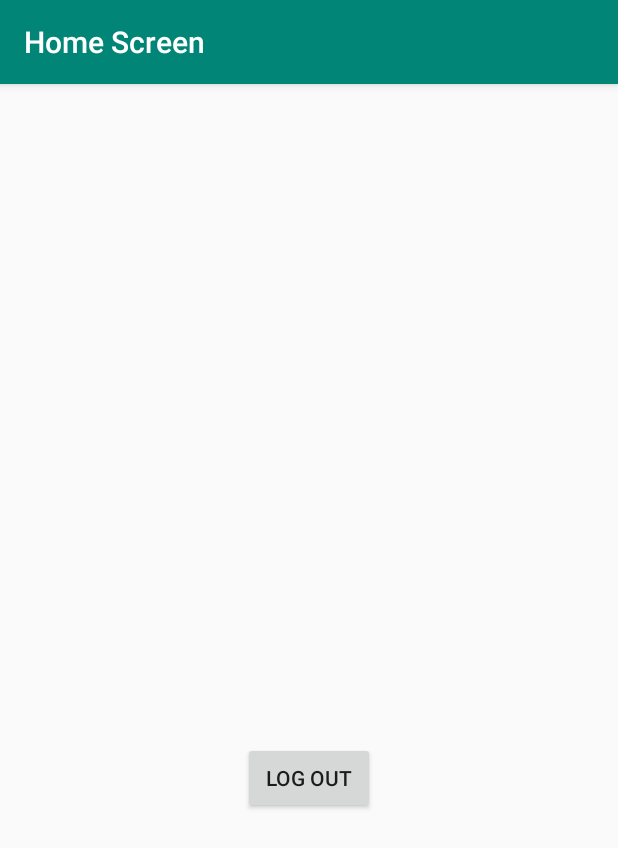
After one commit to magcurt8/ACInstagramClone, an Android app: the HomeActivity screen opened directly, with no data from a screen before it, on a phone screen of 412 x 824 dp. The commit adds this screen. Shown: the top 848 px of the screen. Run offline under Robolectric (Android 15) with nearby library versions, the phone set to English and light mode, and no system bars; libraries missing offline, so code that uses them is left out: com.parse; 1 statement that could not run was skipped.

Commit message:
modified some methods to follow course

```diff
--- /dev/null
+++ b/app/src/main/java/com/example/mcurtis/ac_instagramclone/HomeActivity.java
@@ -0,0 +1,34 @@
+package com.example.mcurtis.ac_instagramclone;
+
+import android.support.v7.app.AppCompatActivity;
+import android.os.Bundle;
+import android.view.View;
+import android.widget.Button;
+import android.widget.TextView;
+
+import com.parse.ParseUser;
+
+public class HomeActivity extends AppCompatActivity {
+    TextView homeText;
+    Button logOutButton;
+
+    @Override
+    protected void onCreate(Bundle savedInstanceState) {
+        super.onCreate(savedInstanceState);
+        setContentView(R.layout.activity_home);
+
+        setTitle("Home Screen");
+
+        homeText = findViewById(R.id.homeText);
+        homeText.setText("Welcome " + ParseUser.getCurrentUser().get("username"));
+
+        logOutButton = findViewById(R.id.logOutButton);
+        logOutButton.setOnClickListener(new View.OnClickListener() {
+            @Override
+            public void onClick(View v) {
+                ParseUser.logOut();
+                finish();
+            }
+        });
+    }
+}
--- /dev/null
+++ b/app/src/main/res/layout/activity_home.xml
@@ -0,0 +1,31 @@
+<?xml version="1.0" encoding="utf-8"?>
+<android.support.constraint.ConstraintLayout xmlns:android="http://schemas.android.com/apk/res/android"
+    xmlns:app="http://schemas.android.com/apk/res-auto"
+    xmlns:tools="http://schemas.android.com/tools"
+    android:layout_width="match_parent"
+    android:layout_height="match_parent"
+    tools:context=".HomeActivity">
+
+    <TextView
+        android:id="@+id/homeText"
+        android:layout_width="wrap_content"
+        android:layout_height="wrap_content"
+        android:layout_marginTop="196dp"
+        android:textSize="36sp"
+        app:layout_constraintEnd_toEndOf="parent"
+        app:layout_constraintHorizontal_bias="0.501"
+        app:layout_constraintStart_toStartOf="parent"
+        app:layout_constraintTop_toTopOf="parent" />
+
+    <Button
+        android:id="@+id/logOutButton"
+        android:layout_width="wrap_content"
+        android:layout_height="wrap_content"
+        android:layout_marginTop="8dp"
+        android:layout_marginBottom="96dp"
+        android:text="Log Out"
+        app:layout_constraintBottom_toBottomOf="parent"
+        app:layout_constraintEnd_toEndOf="parent"
+        app:layout_constraintStart_toStartOf="parent"
+        app:layout_constraintTop_toBottomOf="@+id/homeText" />
+</android.support.constraint.ConstraintLayout>
--- a/app/src/main/res/layout/activity_log_in.xml
+++ b/app/src/main/res/layout/activity_log_in.xml
@@ -10,14 +10,13 @@
             android:id="@+id/userNameInput"
             android:layout_width="wrap_content"
             android:layout_height="wrap_content"
-            android:layout_marginTop="176dp"
             android:ems="10"
             android:hint="Username"
             android:inputType="textPersonName"
             app:layout_constraintEnd_toEndOf="parent"
             app:layout_constraintHorizontal_bias="0.503"
             app:layout_constraintStart_toStartOf="parent"
-            app:layout_constraintTop_toTopOf="parent" />
+            tools:layout_editor_absoluteY="176dp" />
 
         <EditText
             android:id="@+id/passwordInput"
```
Also changed, not shown: app/src/main/AndroidManifest.xml (+14 -10 lines), app/src/main/java/com/example/mcurtis/ac_instagramclone/LogInView.java (+37 -17 lines), app/src/main/java/com/example/mcurtis/ac_instagramclone/SignUpView.java (+27 -9 lines), app/src/main/res/layout/activity_sign_up.xml (+15 -2 lines), app/build.gradle (line endings or trailing spaces).
